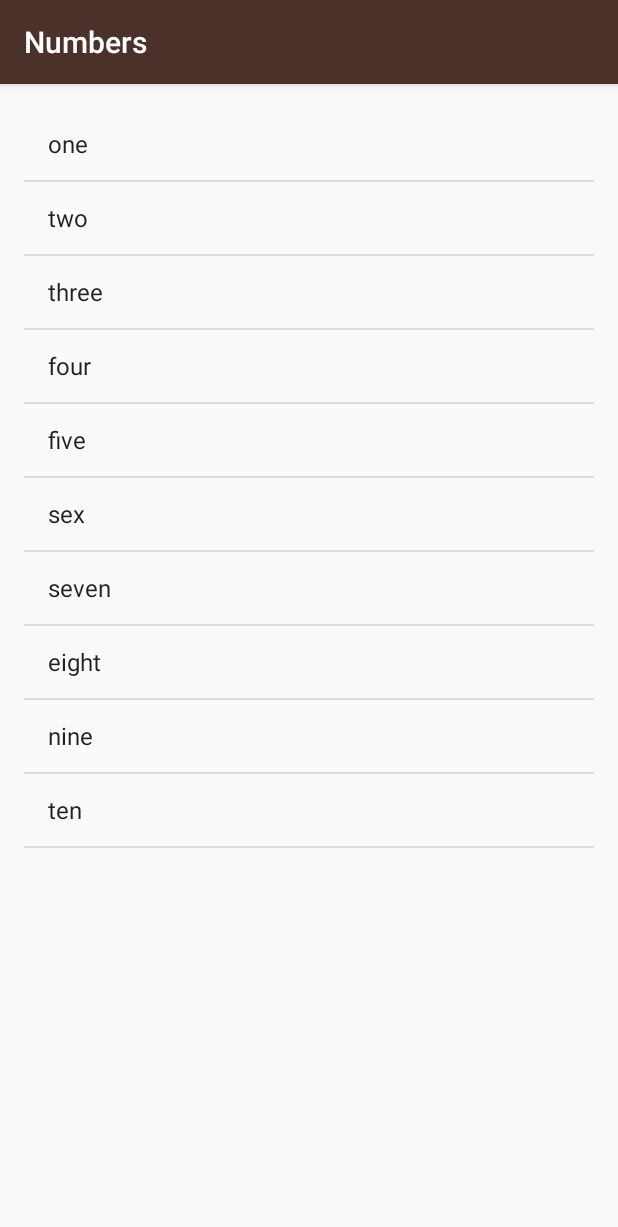
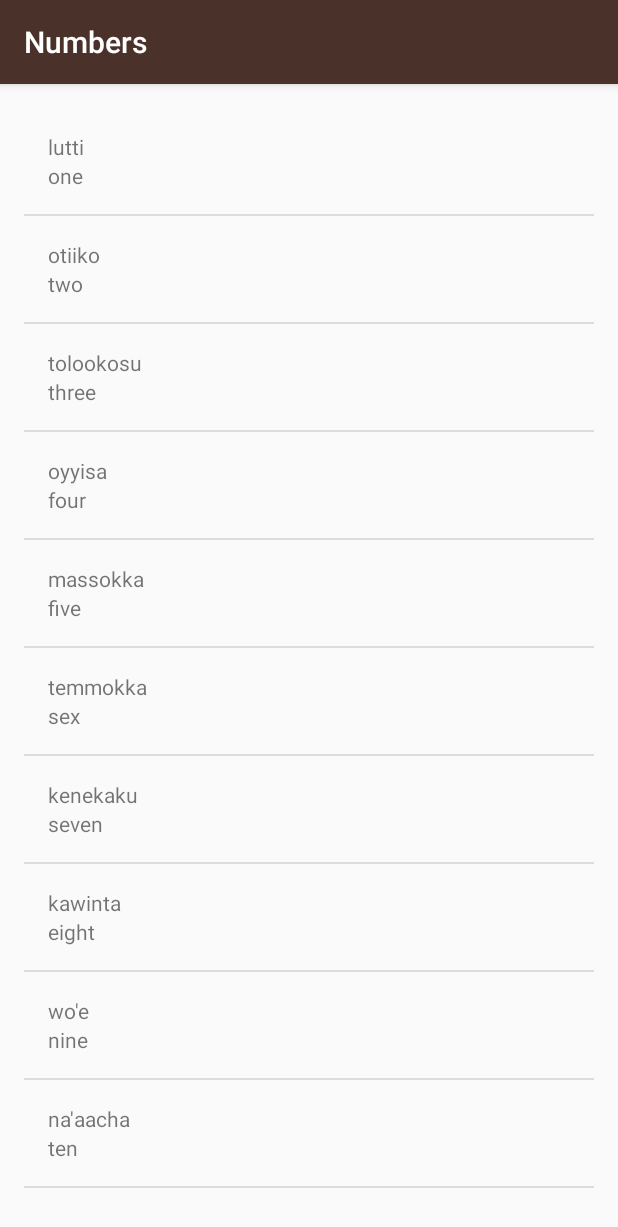
Before and after one commit to yamenrbd/Miwok, an Android app: the NumbersActivity screen opened directly, with no data from a screen before it, on a phone screen of 412 x 824 dp. Shown: the top 1227 px of the screen. Run offline under Robolectric (Android 15) with nearby library versions, the phone set to English and light mode, and no system bars.

Commit message:
11/7/2018-2

```diff
--- a/app/src/main/java/com/example/android/miwok/NumbersActivity.java
+++ b/app/src/main/java/com/example/android/miwok/NumbersActivity.java
@@ -18,27 +18,28 @@ public class NumbersActivity extends AppCompatActivity {
         setContentView(R.layout.activity_number);
 
         // create arrayList that can hold name of numbers from 1 to 10
-        ArrayList<String> words = new ArrayList<String>();
-        words.add("one");
-        words.add("two");
-        words.add("three");
-        words.add("four");
-        words.add("five");
-        words.add("sex");
-        words.add("seven");
-        words.add("eight");
-        words.add("nine");
-        words.add("ten");
+        ArrayList<Word> words = new ArrayList<Word>();
+        words.add(new Word("one","lutti"));
+        words.add(new Word("two","otiiko"));
+        words.add(new Word("three","tolookosu"));
+        words.add(new Word("four","oyyisa"));
+        words.add(new Word("five","massokka"));
+        words.add(new Word("sex","temmokka"));
+        words.add(new Word("seven","kenekaku"));
+        words.add(new Word("eight","kawinta"));
+        words.add(new Word("nine","wo'e"));
+        words.add(new Word("ten","na'aacha"));
 
 
 
 
 
 
-        ArrayAdapter<String> itemsAdapter = new ArrayAdapter<String>(this, android.R.layout.simple_list_item_1, words);
+
+        WordAdapter adapter = new WordAdapter(this, words);
 
         ListView listView = (ListView) findViewById(R.id.list);
 
-        listView.setAdapter(itemsAdapter);
+        listView.setAdapter(adapter);
     }
 }
--- a/app/src/main/java/com/example/android/miwok/Word.java
+++ b/app/src/main/java/com/example/android/miwok/Word.java
@@ -1,4 +1,7 @@
 package com.example.android.miwok;
+// this class used to create object that have two string to insert it iside the ListAdapter becouse the ListAdapter can take only
+//item that can be String or Object and we need to insert two string inside that ListAdapter the only way to do that is to create
+//object that have two String on it
 
 public class Word {
     private String mDefaultTranslation;
--- /dev/null
+++ b/app/src/main/java/com/example/android/miwok/WordAdapter.java
@@ -0,0 +1,53 @@
+package com.example.android.miwok;
+
+import android.app.Activity;
+import android.support.annotation.NonNull;
+import android.support.annotation.Nullable;
+import android.view.LayoutInflater;
+import android.view.View;
+import android.view.ViewGroup;
+import android.widget.ArrayAdapter;
+import android.widget.TextView;
+
+import java.util.ArrayList;
+
+
+//this class extend the ArrayAdapter but with object of type Word that we already define in the Word class
+//this class overWrite the function getView from original class ArrayAdapter
+//and create listItemView from type of View  and check if that ListItemView is empty
+//it will inflate it with textView from listItem that create it in xml file "list_item.xml"
+//the create an instance with name word from class Word store in it the position
+//then create two TextView link it with TextView from list_item.xml one link with miwak_text_view
+//and the other with TextView linke with default_text_view
+// store all that in the listItemView that we create it earlier  and return that listItemView
+
+public class WordAdapter extends ArrayAdapter<Word> {
+    public WordAdapter(Activity context, ArrayList<Word> words){
+        super(context,0,words);
+    }
+
+
+    @NonNull
+    @Override
+    public View getView(int position, @Nullable View convertView, @NonNull ViewGroup parent) {
+
+        View listItemView = convertView;
+        if(listItemView == null){
+            listItemView = LayoutInflater.from(getContext()).inflate(R.layout.list_item,parent,false);
+        }
+
+        Word word = getItem(position);
+
+        TextView defaultTranslation = (TextView) listItemView.findViewById(R.id.default_text_view);
+        defaultTranslation.setText(word.getDefaultTranslation());
+
+        TextView miwak = (TextView) listItemView.findViewById(R.id.miwak_text_view);
+
+        miwak.setText(word.getMiwokTranslation());
+
+        return listItemView;
+    }
+
+
+
+}
--- a/app/src/main/res/layout/activity_main.xml
+++ b/app/src/main/res/layout/activity_main.xml
@@ -21,6 +21,7 @@
     android:background="@color/tan_background"
     android:orientation="vertical"
     tools:context="com.example.android.miwok.MainActivity">
+    <!--هذه هي الصفحة الرئيسية يوجد بها اربع TextView كل وحدة فيا نوع رئيسي من الكلمات ( ارقام , اسماء العائلة , الالوان , العباراتا-->
 
     <TextView
         android:id="@+id/numbers"
--- a/app/src/main/res/layout/activity_number.xml
+++ b/app/src/main/res/layout/activity_number.xml
@@ -1,4 +1,7 @@
 <?xml version="1.0" encoding="utf-8"?>
+
+<!--هذه هي صفحة الارقام و يوجد بها ListView واحد فقط له ID = list
+مجهز لاستلام المعلومات من ملف الجافا المرتبط به و هو NumberActivity.java-->
 <ListView xmlns:android="http://schemas.android.com/apk/res/android"
     xmlns:tools="http://schemas.android.com/tools"
     android:id="@+id/list"
--- a/app/src/main/res/layout/list_item.xml
+++ b/app/src/main/res/layout/list_item.xml
@@ -1,4 +1,7 @@
 <?xml version="1.0" encoding="utf-8"?>
+
+<!--هذا عبارة عن ملف XML منفصل من دون ملف جافا مرتبط به و يوجد به اثنين TextView يستخدم كل منهم لتعبئة ال ListView الموجود ب
+  ملف ال activity_number.xml و يتم التعبئة باستخدم ListAdapter بالجافا-->
 <LinearLayout xmlns:android="http://schemas.android.com/apk/res/android"
     xmlns:tools="http://schemas.android.com/tools"
     android:layout_width="match_parent"
```
